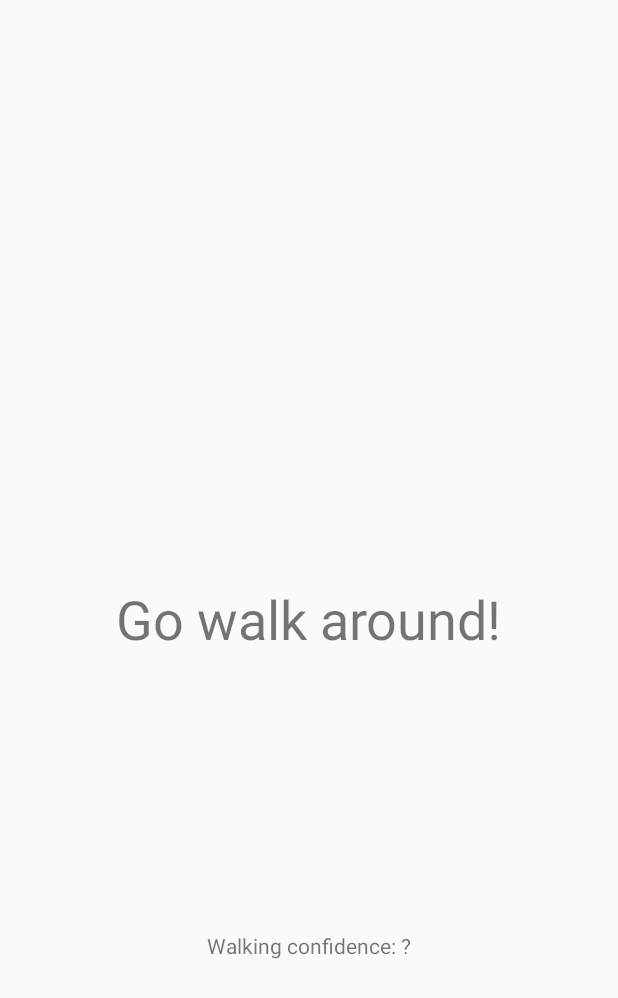
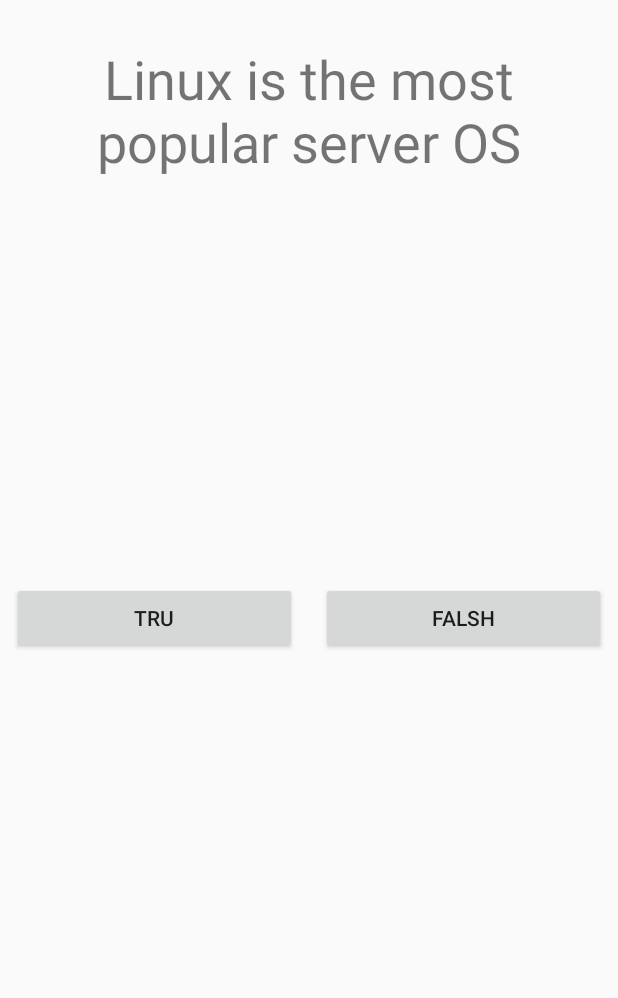
Before and after one commit to Hermanio/puzzle-alarm-clock, an Android app: the screen it shows after launch (WalkAroundActivity before the commit, TrueOrFalseActivity after it), on a phone screen of 412 x 824 dp. Shown: the top 998 px of the screen. Run offline under Robolectric (Android 15) with nearby library versions, the phone set to English and light mode, and no system bars.

Commit message:
Added true or false alarm type

```diff
--- a/PuzzleAlarmClock/app/src/main/AndroidManifest.xml
+++ b/PuzzleAlarmClock/app/src/main/AndroidManifest.xml
@@ -30,6 +30,8 @@
         </activity>
         <activity android:name=".alarmtypes.WalkAroundActivity">
         </activity>
+        <activity android:name=".alarmtypes.TrueOrFalseActivity">
+        </activity>
 
         <service android:name=".service.ActivityRecognizedService" />
     </application>
--- a/PuzzleAlarmClock/app/src/main/java/ee/unapuu/herman/puzzlealarmclock/MainActivity.java
+++ b/PuzzleAlarmClock/app/src/main/java/ee/unapuu/herman/puzzlealarmclock/MainActivity.java
@@ -9,6 +9,7 @@ import android.util.Log;
 import android.view.View;
 import android.widget.TextView;
 
+import ee.unapuu.herman.puzzlealarmclock.alarmtypes.TrueOrFalseActivity;
 import ee.unapuu.herman.puzzlealarmclock.alarmtypes.WalkAroundActivity;
 
 public class MainActivity extends Activity {
@@ -24,7 +25,7 @@ public class MainActivity extends Activity {
         setContentView(R.layout.activity_main);
 
         //debugging
-        Intent intent = new Intent(MainActivity.this, WalkAroundActivity.class);
+        Intent intent = new Intent(MainActivity.this, TrueOrFalseActivity.class);
         startActivity(intent);
     }
 
--- /dev/null
+++ b/PuzzleAlarmClock/app/src/main/java/ee/unapuu/herman/puzzlealarmclock/alarmtypes/TrueOrFalseActivity.java
@@ -0,0 +1,126 @@
+package ee.unapuu.herman.puzzlealarmclock.alarmtypes;
+
+import android.app.Activity;
+import android.content.Context;
+import android.os.Bundle;
+import android.support.annotation.Nullable;
+import android.util.AttributeSet;
+import android.util.Log;
+import android.view.View;
+import android.widget.Button;
+import android.widget.TextView;
+import android.widget.Toast;
+
+import java.util.ArrayList;
+import java.util.HashMap;
+import java.util.List;
+import java.util.Random;
+
+import ee.unapuu.herman.puzzlealarmclock.R;
+
+/**
+ * Created by toks on 28.05.17.
+ */
+
+public class TrueOrFalseActivity extends Activity {
+    private TextView statementText;
+    private Button trueButton;
+    private Button falseButton;
+
+    private HashMap<String, Boolean> statementAnswerPairs;
+    private Boolean correctAnswer;
+    private String randomStatement;
+
+    @Override
+    protected void onCreate(Bundle savedInstanceState) {
+        super.onCreate(savedInstanceState);
+        setContentView(R.layout.activity_true_or_false);
+
+        statementText = (TextView) findViewById(R.id.statementTextView);
+        trueButton = (Button) findViewById(R.id.trueButton);
+        falseButton = (Button) findViewById(R.id.falseButton);
+
+        initialiseQuestions();
+        chooseRandomQuestion();
+
+        playAlarm();
+    }
+
+
+    private void initialiseQuestions() {
+        statementAnswerPairs = new HashMap<>();
+        statementAnswerPairs.put("Dogs have 4 feet", Boolean.TRUE);
+        statementAnswerPairs.put("The sun is actually not a star", Boolean.FALSE);
+        statementAnswerPairs.put("Linux is the most popular server OS", Boolean.TRUE);
+        statementAnswerPairs.put("The speed of light is 300m/s", Boolean.FALSE);
+        statementAnswerPairs.put("All spiders are venomous", Boolean.FALSE);
+        statementAnswerPairs.put("Every 60 seconds in Africa, a minute passes", Boolean.TRUE);
+        statementAnswerPairs.put("The Great Wall of China is visible from space", Boolean.FALSE);
+    }
+
+    private void chooseRandomQuestion() {
+        Random random = new Random();
+        List<String> statements = new ArrayList<>(statementAnswerPairs.keySet());
+        randomStatement = statements.get(random.nextInt(statements.size()));
+        correctAnswer = statementAnswerPairs.get(randomStatement);
+
+        Log.d("nul", randomStatement);
+            statementText.setText(randomStatement);
+
+    }
+
+    public void handleAnswer(View view) {
+        switch (view.getId()) {
+            case R.id.trueButton:
+                Log.d("id", "true got pressed");
+                if (correctAnswer == Boolean.TRUE) {
+                    Toast.makeText(this, "yes this is correct", Toast.LENGTH_SHORT).show();
+                    stopAlarm();
+                } else {
+                    Toast.makeText(this, "you dun goofd", Toast.LENGTH_SHORT).show();
+startPenalty();
+                }
+                break;
+            case R.id.falseButton:
+                Log.d("id", "false got pressed");
+                if (correctAnswer == Boolean.FALSE) {
+                    Toast.makeText(this, "yes this is correct", Toast.LENGTH_SHORT).show();
+                    stopAlarm();
+                } else {
+                    Toast.makeText(this, "you dun goofd", Toast.LENGTH_SHORT).show();
+startPenalty();
+                }
+                break;
+
+        }
+    }
+
+    private void playAlarm() {
+        //play the alarm infinitely
+    }
+
+    private void startPenalty() {
+        //start the penalty sound for n times because they effed up
+        //also hide all elements and show text shaking like WROOOOOONG!
+        statementText.setVisibility(View.GONE);
+        trueButton.setVisibility(View.GONE);
+        falseButton.setVisibility(View.GONE);
+        findViewById(R.id.wrongTextView).setVisibility(View.VISIBLE);
+
+        //replace with proper audio stop and event
+        try {
+            Thread.sleep(1000);
+            stopAlarm();
+        } catch (InterruptedException e) {
+            e.printStackTrace();
+        }
+    }
+
+    private void stopAlarm() {
+        //stop the audio
+
+        //maybe start new intent with text like "Have a nice day!" and with a beautiful sunshine for n seconds
+        finish();
+    }
+
+}
--- /dev/null
+++ b/PuzzleAlarmClock/app/src/main/res/layout/activity_true_or_false.xml
@@ -0,0 +1,71 @@
+<?xml version="1.0" encoding="utf-8"?>
+<android.support.constraint.ConstraintLayout
+    xmlns:android="http://schemas.android.com/apk/res/android"
+    xmlns:app="http://schemas.android.com/apk/res-auto"
+    xmlns:tools="http://schemas.android.com/tools"
+    android:layout_width="match_parent"
+    android:layout_height="match_parent">
+
+    <TextView
+        android:id="@+id/statementTextView"
+        android:layout_width="match_parent"
+        android:layout_height="wrap_content"
+        android:layout_marginBottom="8dp"
+        android:layout_marginLeft="16dp"
+        android:layout_marginRight="16dp"
+        android:layout_marginTop="25dp"
+        android:text="statement area"
+        android:textAlignment="center"
+        android:textSize="36sp"
+        app:layout_constraintBottom_toBottomOf="parent"
+        app:layout_constraintHorizontal_bias="0.0"
+        app:layout_constraintLeft_toLeftOf="parent"
+        app:layout_constraintRight_toRightOf="parent"
+        app:layout_constraintTop_toTopOf="parent"
+        app:layout_constraintVertical_bias="0.004" />
+
+    <LinearLayout
+        android:layout_width="match_parent"
+        android:layout_height="wrap_content"
+        android:orientation="horizontal"
+        app:layout_constraintBottom_toBottomOf="parent"
+        app:layout_constraintHorizontal_bias="0.5"
+        app:layout_constraintLeft_toLeftOf="parent"
+        app:layout_constraintRight_toRightOf="parent"
+        app:layout_constraintTop_toTopOf="parent"
+        app:layout_constraintVertical_bias="0.5">
+
+        <Button
+            android:id="@+id/trueButton"
+            android:layout_width="wrap_content"
+            android:layout_height="wrap_content"
+            android:layout_margin="8dp"
+            android:layout_weight="1"
+            android:onClick="handleAnswer"
+            android:text="Tru" />
+
+        <Button
+            android:id="@+id/falseButton"
+            android:layout_width="wrap_content"
+            android:layout_height="wrap_content"
+            android:layout_margin="8dp"
+            android:layout_weight="1"
+            android:onClick="handleAnswer"
+            android:text="Falsh" />
+    </LinearLayout>
+
+    <TextView
+        android:id="@+id/wrongTextView"
+        android:layout_width="wrap_content"
+        android:layout_height="wrap_content"
+        android:layout_marginBottom="8dp"
+        android:layout_marginTop="8dp"
+        android:text="WROOOOOONG!"
+        android:textSize="36sp"
+        android:visibility="gone"
+        app:layout_constraintBottom_toBottomOf="parent"
+        app:layout_constraintLeft_toLeftOf="parent"
+        app:layout_constraintRight_toRightOf="parent"
+        app:layout_constraintTop_toTopOf="parent" />
+
+</android.support.constraint.ConstraintLayout>
```
